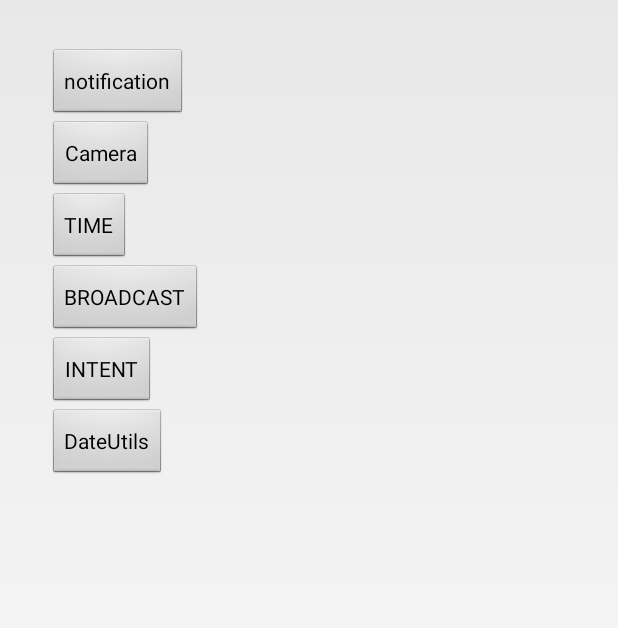
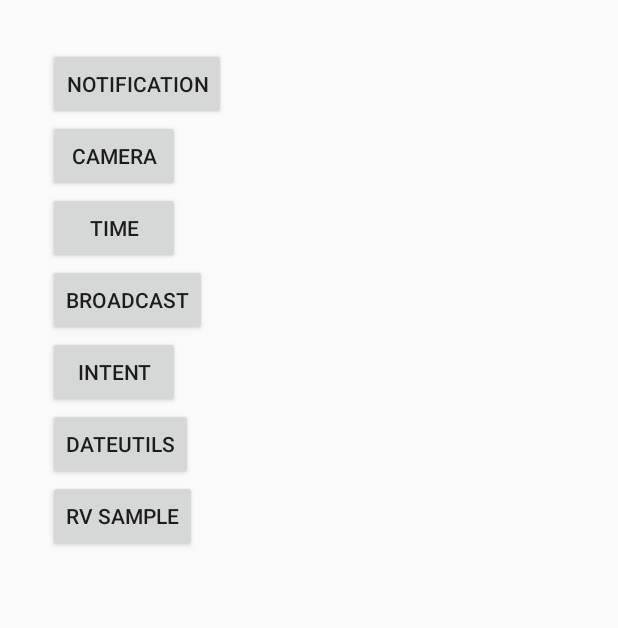
Before and after one commit to fullmanchiu/HelloTest, an Android app: the screen it shows after launch (MainActivity), on a phone screen of 412 x 824 dp. Shown: the top 628 px of the screen. Run offline under Robolectric (Android 15) with nearby library versions, the phone set to English and light mode, and no system bars.

Commit message:
rv sample

```diff
--- a/app/src/main/java/cn/colafans/hellotest/util/IntentFactory.java
+++ b/app/src/main/java/cn/colafans/hellotest/util/IntentFactory.java
@@ -9,6 +9,7 @@ import cn.colafans.hellotest.view.DateUtilsDemoActivity;
 import cn.colafans.hellotest.view.IntentActivity;
 import cn.colafans.hellotest.view.NotificationActivity;
 import cn.colafans.hellotest.view.PreviewActivity;
+import cn.colafans.hellotest.view.RvSampleActivity;
 import cn.colafans.hellotest.view.TimeActivity;
 
 /**
@@ -51,4 +52,9 @@ public class IntentFactory {
         intent = new Intent(mContext, DateUtilsDemoActivity.class);
         return intent;
     }
+
+    public static Intent getRvIntent(Context mContext) {
+        intent = new Intent(mContext, RvSampleActivity.class);
+        return intent;
+    }
 }
--- a/app/src/main/java/cn/colafans/hellotest/view/MainActivity.java
+++ b/app/src/main/java/cn/colafans/hellotest/view/MainActivity.java
@@ -3,7 +3,6 @@ package cn.colafans.hellotest.view;
 import android.app.Activity;
 import android.content.ComponentName;
 import android.content.Context;
-import android.content.Intent;
 import android.content.res.Configuration;
 import android.media.AudioManager;
 import android.os.Bundle;
@@ -18,7 +17,7 @@ public class MainActivity extends Activity implements View.OnClickListener {
     AudioManager mAudioManager;
     ComponentName mbCN;
     private Context mContext = this;
-    private Button mNotification, mCamera, mTime, mBroadCast, mIntent, mDateUtils;
+    private Button mNotification, mCamera, mTime, mBroadCast, mIntent, mDateUtils, btnRv;
 
     @Override
     protected void onCreate(Bundle savedInstanceState) {
@@ -54,6 +53,7 @@ public class MainActivity extends Activity implements View.OnClickListener {
         mBroadCast = findViewById(R.id.btn_broadcast);
         mIntent = findViewById(R.id.btn_intent);
         mDateUtils = findViewById(R.id.btn_date_utils);
+        btnRv = findViewById(R.id.btn_rv);
     }
 
     void initListener() {
@@ -63,6 +63,7 @@ public class MainActivity extends Activity implements View.OnClickListener {
         mBroadCast.setOnClickListener(this);
         mIntent.setOnClickListener(this);
         mDateUtils.setOnClickListener(this);
+        btnRv.setOnClickListener(this);
     }
 
     @Override
@@ -95,6 +96,10 @@ public class MainActivity extends Activity implements View.OnClickListener {
                 break;
             case R.id.btn_date_utils:
                 startActivity(IntentFactory.getDateUtilsIntent(mContext));
+                break;
+            case R.id.btn_rv:
+                startActivity(IntentFactory.getRvIntent(mContext));
+                break;
             default:
         }
     }
--- a/app/src/main/res/layout/activity_main.xml
+++ b/app/src/main/res/layout/activity_main.xml
@@ -42,4 +42,9 @@
         android:layout_width="wrap_content"
         android:layout_height="wrap_content"
         android:text="@string/dateutils"/>
+    <Button
+        android:id="@+id/btn_rv"
+        android:layout_width="wrap_content"
+        android:layout_height="wrap_content"
+        android:text="@string/rv"/>
 </LinearLayout>
--- a/app/src/main/res/values/strings.xml
+++ b/app/src/main/res/values/strings.xml
@@ -10,6 +10,7 @@
     <string name="dateutils">DateUtils</string>
     <string name="ringtone_unknown">unknow</string>
     <string name="ringtone_silent">slient</string>
+    <string name="rv">RV SAMPLE</string>
     <string-array name="spingarr">
         <item>0</item>
         <item>1</item>
--- a/app/src/main/res/values/styles.xml
+++ b/app/src/main/res/values/styles.xml
@@ -1,8 +1,10 @@
 <resources>
 
-    <!-- Base application theme. -->
-    <style name="AppTheme" parent="android:Theme.Light.NoTitleBar">
+    <style name="AppTheme" parent="Theme.AppCompat.Light.DarkActionBar">
         <!-- Customize your theme here. -->
+        <item name="colorPrimary">@color/colorPrimary</item>
+        <item name="colorPrimaryDark">@color/colorPrimaryDark</item>
+        <item name="colorAccent">@color/colorAccent</item>
     </style>
 
 </resources>
```
Also changed, not shown: app/build.gradle (+8 -6 lines), app/src/main/AndroidManifest.xml (+8 -7 lines), app/src/main/java/cn/colafans/hellotest/adapter/RvAdapter.java (added, +80 -0 lines), app/src/main/java/cn/colafans/hellotest/entity/RvItem.java (added, +17 -0 lines), app/src/main/java/cn/colafans/hellotest/view/RvSampleActivity.java (added, +45 -0 lines), app/src/main/res/layout/activity_rv_sample.xml (added, +12 -0 lines), app/src/main/res/layout/rv_item_layout.xml (added, +10 -0 lines).
